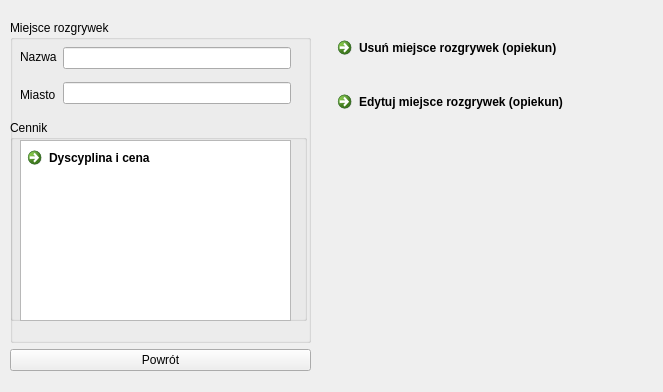
Above: IPR-master/profil_miejsca.ui from MrocznyZdzichu/Multiliga before the change. Below: the same form after it.
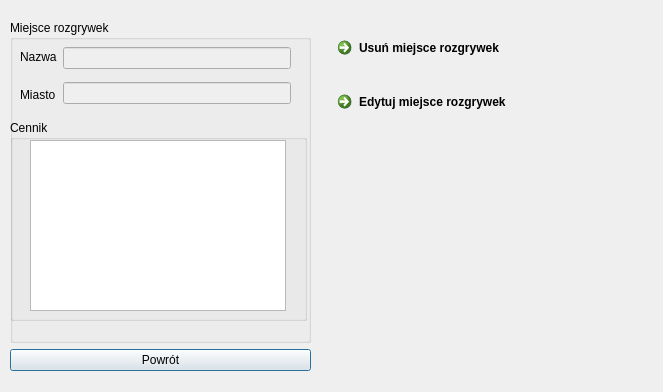
That is the form after the change.

```diff
--- a/IPR-master/profil_miejsca.ui
+++ b/IPR-master/profil_miejsca.ui
@@ -65,10 +65,18 @@
               <item>
                <layout class="QVBoxLayout" name="verticalLayout_2">
                 <item>
-                 <widget class="QLineEdit" name="lineEdit"/>
+                 <widget class="QLineEdit" name="lineEdit">
+                  <property name="enabled">
+                   <bool>false</bool>
+                  </property>
+                 </widget>
                 </item>
                 <item>
-                 <widget class="QLineEdit" name="lineEdit_2"/>
+                 <widget class="QLineEdit" name="lineEdit_2">
+                  <property name="enabled">
+                   <bool>false</bool>
+                  </property>
+                 </widget>
                 </item>
                </layout>
               </item>
@@ -86,29 +94,16 @@
              <property name="title">
               <string>Cennik</string>
              </property>
-             <widget class="QListView" name="listView">
+             <widget class="QTableWidget" name="tableWidget">
               <property name="geometry">
                <rect>
-                <x>10</x>
+                <x>20</x>
                 <y>20</y>
-                <width>271</width>
-                <height>181</height>
+                <width>256</width>
+                <height>171</height>
                </rect>
               </property>
              </widget>
-             <widget class="QCommandLinkButton" name="commandLinkButton">
-              <property name="geometry">
-               <rect>
-                <x>10</x>
-                <y>20</y>
-                <width>291</width>
-                <height>41</height>
-               </rect>
-              </property>
-              <property name="text">
-               <string>Dyscyplina i cena</string>
-              </property>
-             </widget>
             </widget>
            </widget>
           </item>
@@ -127,7 +122,7 @@
     </item>
    </layout>
   </widget>
-  <widget class="QWidget" name="">
+  <widget class="QWidget" name="layoutWidget">
    <property name="geometry">
     <rect>
      <x>330</x>
@@ -140,14 +135,14 @@
     <item>
      <widget class="QCommandLinkButton" name="commandLinkButton_2">
       <property name="text">
-       <string>Usuń miejsce rozgrywek (opiekun)</string>
+       <string>Usuń miejsce rozgrywek</string>
       </property>
      </widget>
     </item>
     <item>
      <widget class="QCommandLinkButton" name="commandLinkButton_3">
       <property name="text">
-       <string>Edytuj miejsce rozgrywek (opiekun)</string>
+       <string>Edytuj miejsce rozgrywek</string>
       </property>
      </widget>
     </item>
```
